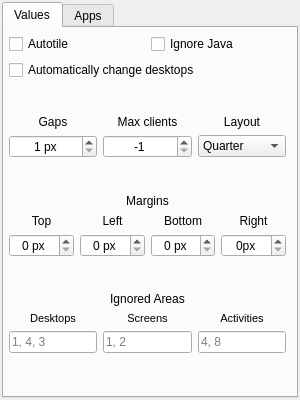
Old version of the form contents/ui/config.ui in the repository Jazqa/kwin-quarter-tiling.
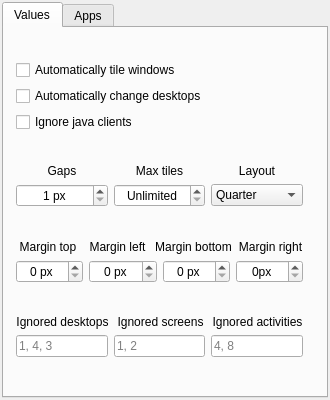
New version of the form.

Commit message: Fix automatic desktop changing if maxTiles setting is lower than layouts

```diff
--- a/contents/ui/config.ui
+++ b/contents/ui/config.ui
@@ -6,7 +6,7 @@
    <rect>
     <x>0</x>
     <y>0</y>
-    <width>300</width>
+    <width>330</width>
     <height>400</height>
    </rect>
   </property>
@@ -18,13 +18,13 @@
   </property>
   <property name="minimumSize">
    <size>
-    <width>300</width>
+    <width>330</width>
     <height>400</height>
    </size>
   </property>
   <property name="maximumSize">
    <size>
-    <width>300</width>
+    <width>330</width>
     <height>400</height>
    </size>
   </property>
@@ -95,9 +95,9 @@
       <widget class="QWidget" name="verticalLayoutWidget_2">
        <property name="geometry">
         <rect>
-         <x>-7</x>
+         <x>0</x>
          <y>0</y>
-         <width>301</width>
+         <width>311</width>
          <height>361</height>
         </rect>
        </property>
@@ -114,6 +114,19 @@
         <property name="bottomMargin">
          <number>6</number>
         </property>
+        <item>
+         <spacer name="verticalSpacer_9">
+          <property name="orientation">
+           <enum>Qt::Vertical</enum>
+          </property>
+          <property name="sizeHint" stdset="0">
+           <size>
+            <width>20</width>
+            <height>40</height>
+           </size>
+          </property>
+         </spacer>
+        </item>
         <item>
          <layout class="QHBoxLayout" name="horizontalLayout_6">
           <property name="topMargin">
@@ -121,15 +134,17 @@
           </property>
           <item>
            <widget class="QCheckBox" name="kcfg_autoTile">
-            <property name="text">
-             <string>Autotile</string>
+            <property name="toolTip">
+             <string/>
             </property>
-           </widget>
-          </item>
-          <item>
-           <widget class="QCheckBox" name="kcfg_ignoreJava">
+            <property name="toolTipDuration">
+             <number>-1</number>
+            </property>
+            <property name="whatsThis">
+             <string/>
+            </property>
             <property name="text">
-             <string>Ignore Java</string>
+             <string>Automatically tile windows</string>
             </property>
            </widget>
           </item>
@@ -149,6 +164,20 @@
           </item>
          </layout>
         </item>
+        <item>
+         <layout class="QHBoxLayout" name="horizontalLayout_10">
+          <property name="topMargin">
+           <number>0</number>
+          </property>
+          <item>
+           <widget class="QCheckBox" name="kcfg_ignoreJava">
+            <property name="text">
+             <string>Ignore java clients</string>
+            </property>
+           </widget>
+          </item>
+         </layout>
+        </item>
         <item>
          <spacer name="verticalSpacer_2">
           <property name="orientation">
@@ -180,7 +209,7 @@
              <string>Set to -1 if you want the layout to manage maximum clients</string>
             </property>
             <property name="text">
-             <string>Max clients</string>
+             <string>Max tiles</string>
             </property>
             <property name="alignment">
              <set>Qt::AlignCenter</set>
@@ -225,12 +254,18 @@
             <property name="alignment">
              <set>Qt::AlignCenter</set>
             </property>
+            <property name="specialValueText">
+             <string>Unlimited</string>
+            </property>
             <property name="showGroupSeparator" stdset="0">
              <bool>false</bool>
             </property>
             <property name="suffix">
              <string/>
             </property>
+            <property name="prefix">
+             <string/>
+            </property>
             <property name="minimum">
              <number>-1</number>
             </property>
@@ -269,16 +304,6 @@
           </property>
          </spacer>
         </item>
-        <item>
-         <widget class="QLabel" name="ignoredLabel_2">
-          <property name="text">
-           <string>Margins</string>
-          </property>
-          <property name="alignment">
-           <set>Qt::AlignBottom|Qt::AlignHCenter</set>
-          </property>
-         </widget>
-        </item>
         <item>
          <layout class="QHBoxLayout" name="horizontalLayout_9">
           <item>
@@ -296,7 +321,7 @@
              <string/>
             </property>
             <property name="text">
-             <string>&lt;html&gt;&lt;head/&gt;&lt;body&gt;&lt;p&gt;Top&lt;/p&gt;&lt;/body&gt;&lt;/html&gt;</string>
+             <string>&lt;html&gt;&lt;head/&gt;&lt;body&gt;&lt;p&gt;Margin top&lt;/p&gt;&lt;/body&gt;&lt;/html&gt;</string>
             </property>
             <property name="alignment">
              <set>Qt::AlignBottom|Qt::AlignHCenter</set>
@@ -306,7 +331,7 @@
           <item>
            <widget class="QLabel" name="ignoredScreensLabel_2">
             <property name="text">
-             <string>&lt;html&gt;&lt;head/&gt;&lt;body&gt;&lt;p&gt;Left&lt;/p&gt;&lt;/body&gt;&lt;/html&gt;</string>
+             <string>&lt;html&gt;&lt;head/&gt;&lt;body&gt;&lt;p&gt;Margin left&lt;/p&gt;&lt;/body&gt;&lt;/html&gt;</string>
             </property>
             <property name="alignment">
              <set>Qt::AlignBottom|Qt::AlignHCenter</set>
@@ -316,7 +341,7 @@
           <item>
            <widget class="QLabel" name="ignoredActivitiesLabel_2">
             <property name="text">
-             <string>&lt;html&gt;&lt;head/&gt;&lt;body&gt;&lt;p&gt;Bottom&lt;/p&gt;&lt;/body&gt;&lt;/html&gt;</string>
+             <string>&lt;html&gt;&lt;head/&gt;&lt;body&gt;&lt;p&gt;Margin bottom&lt;/p&gt;&lt;/body&gt;&lt;/html&gt;</string>
             </property>
             <property name="alignment">
              <set>Qt::AlignBottom|Qt::AlignHCenter</set>
@@ -338,7 +363,7 @@
              <string/>
             </property>
             <property name="text">
-             <string>&lt;html&gt;&lt;head/&gt;&lt;body&gt;&lt;p&gt;Right&lt;/p&gt;&lt;/body&gt;&lt;/html&gt;</string>
+             <string>&lt;html&gt;&lt;head/&gt;&lt;body&gt;&lt;p&gt;Margin right&lt;/p&gt;&lt;/body&gt;&lt;/html&gt;</string>
             </property>
             <property name="alignment">
              <set>Qt::AlignBottom|Qt::AlignHCenter</set>
@@ -452,16 +477,6 @@
           </property>
          </spacer>
         </item>
-        <item>
-         <widget class="QLabel" name="ignoredLabel">
-          <property name="text">
-           <string>Ignored Areas</string>
-          </property>
-          <property name="alignment">
-           <set>Qt::AlignBottom|Qt::AlignHCenter</set>
-          </property>
-         </widget>
-        </item>
         <item>
          <layout class="QHBoxLayout" name="horizontalLayout_3">
           <item>
@@ -479,7 +494,7 @@
              <string/>
             </property>
             <property name="text">
-             <string>&lt;html&gt;&lt;head/&gt;&lt;body&gt;&lt;p&gt;&lt;span style=&quot; font-size:8pt;&quot;&gt;Desktops&lt;/span&gt;&lt;/p&gt;&lt;/body&gt;&lt;/html&gt;</string>
+             <string>&lt;html&gt;&lt;head/&gt;&lt;body&gt;&lt;p&gt;Ignored desktops&lt;/p&gt;&lt;/body&gt;&lt;/html&gt;</string>
             </property>
             <property name="alignment">
              <set>Qt::AlignBottom|Qt::AlignHCenter</set>
@@ -489,7 +504,7 @@
           <item>
            <widget class="QLabel" name="ignoredScreensLabel">
             <property name="text">
-             <string>&lt;html&gt;&lt;head/&gt;&lt;body&gt;&lt;p&gt;&lt;span style=&quot; font-size:8pt;&quot;&gt;Screens&lt;/span&gt;&lt;/p&gt;&lt;/body&gt;&lt;/html&gt;</string>
+             <string>&lt;html&gt;&lt;head/&gt;&lt;body&gt;&lt;p&gt;Ignored screens&lt;/p&gt;&lt;/body&gt;&lt;/html&gt;</string>
             </property>
             <property name="alignment">
              <set>Qt::AlignBottom|Qt::AlignHCenter</set>
@@ -499,7 +514,7 @@
           <item>
            <widget class="QLabel" name="ignoredActivitiesLabel">
             <property name="text">
-             <string>&lt;html&gt;&lt;head/&gt;&lt;body&gt;&lt;p&gt;&lt;span style=&quot; font-size:8pt;&quot;&gt;Activities&lt;/span&gt;&lt;/p&gt;&lt;/body&gt;&lt;/html&gt;</string>
+             <string>&lt;html&gt;&lt;head/&gt;&lt;body&gt;&lt;p&gt;Ignored activities&lt;/p&gt;&lt;/body&gt;&lt;/html&gt;</string>
             </property>
             <property name="alignment">
              <set>Qt::AlignBottom|Qt::AlignHCenter</set>
```
Left out of the diff: 41 changed lines with no effect on the pictures. The commit also changes 2 other files.
